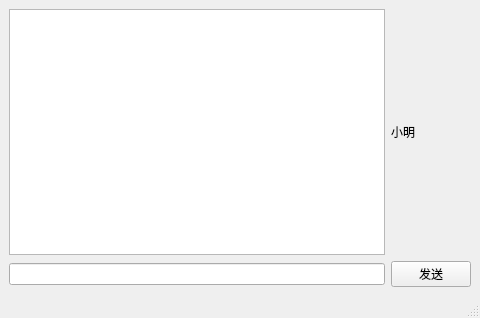
This is UI/untitled.ui in ZihuanLing/PyChat as Qt 5 draws it before an edit. The edited form follows.
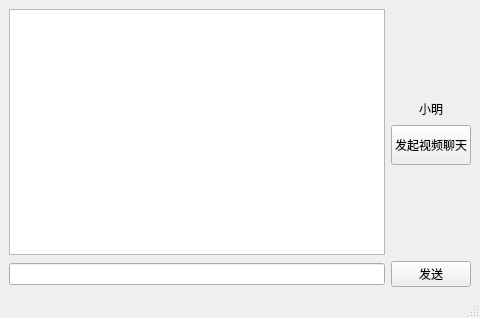
This is the edited form.

Commit message: 新增视频相关界面

```diff
--- a/UI/untitled.ui
+++ b/UI/untitled.ui
@@ -38,16 +38,25 @@
         <property name="sizeHint" stdset="0">
          <size>
           <width>20</width>
-          <height>30</height>
+          <height>40</height>
          </size>
         </property>
        </spacer>
       </item>
       <item>
        <widget class="QLabel" name="label">
+        <property name="minimumSize">
+         <size>
+          <width>0</width>
+          <height>20</height>
+         </size>
+        </property>
         <property name="text">
          <string>小明</string>
         </property>
+        <property name="alignment">
+         <set>Qt::AlignCenter</set>
+        </property>
         <property name="indent">
          <number>0</number>
         </property>
@@ -56,6 +65,19 @@
         </property>
        </widget>
       </item>
+      <item>
+       <widget class="QPushButton" name="pushButton_2">
+        <property name="minimumSize">
+         <size>
+          <width>0</width>
+          <height>40</height>
+         </size>
+        </property>
+        <property name="text">
+         <string>发起视频聊天</string>
+        </property>
+       </widget>
+      </item>
       <item>
        <spacer name="verticalSpacer">
         <property name="orientation">
```
The commit also changes 7 other files.
